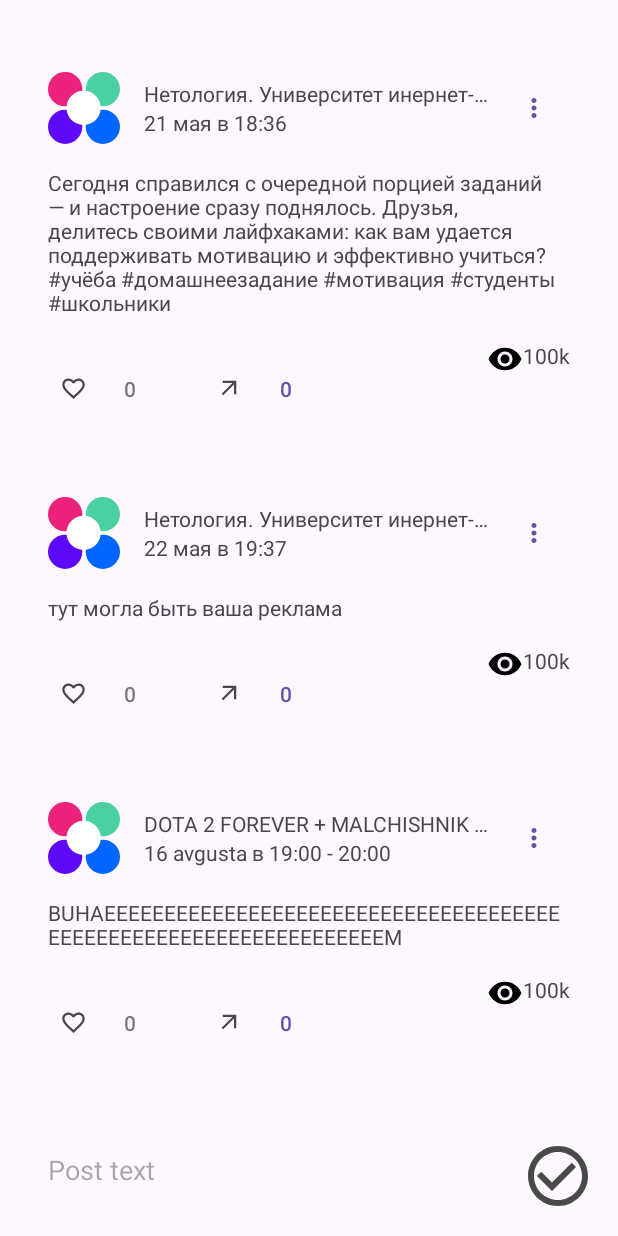
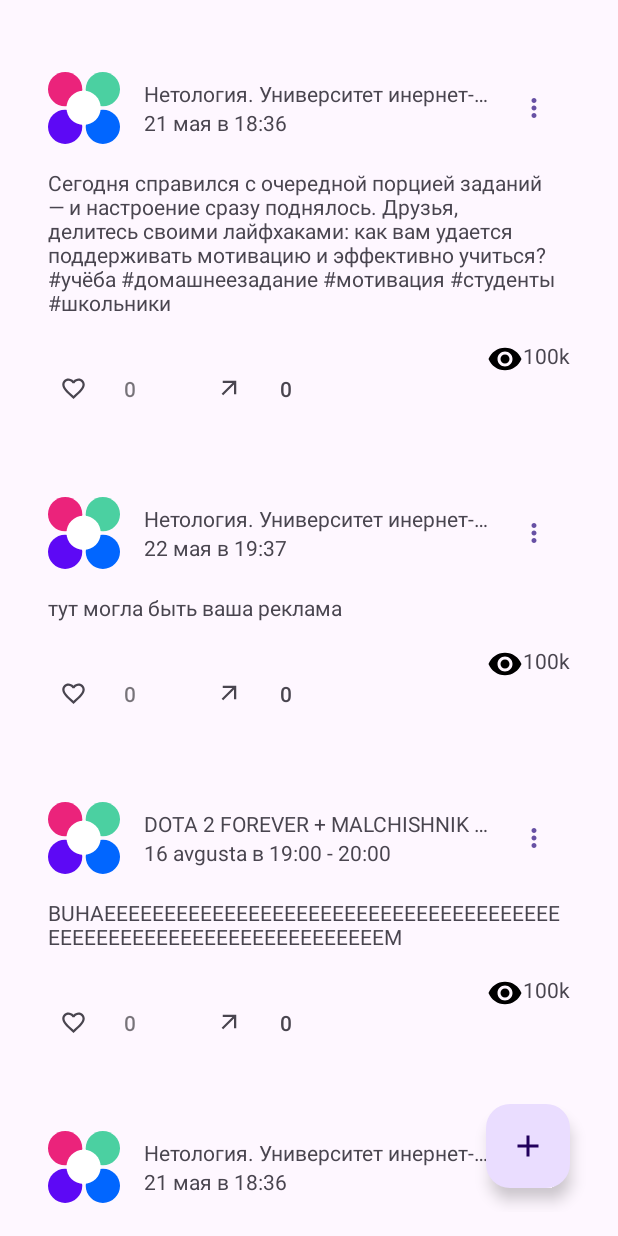
Before and after one commit to KhaustovTF/AndroidRep, an Android app: the screen it shows after launch (MainActivity), on a phone screen of 412 x 824 dp. Run offline under Robolectric (Android 15) with nearby library versions, the phone set to English and light mode, and no system bars.

Commit message:
lection update

```diff
--- /dev/null
+++ b/app/src/main/java/ru/netology/myapp/NewPostResultContract.kt
@@ -0,0 +1,23 @@
+package ru.netology.myapp
+
+import android.content.Context
+import android.content.Intent
+import androidx.activity.result.contract.ActivityResultContract
+
+class NewPostResultContract : ActivityResultContract<Unit, String?>(){
+    override fun createIntent(
+        context: Context,
+        input: Unit
+    ): Intent {
+        return Intent(context, NewPostActivity::class.java)
+    }
+
+    override fun parseResult(
+        resultCode: Int,
+        intent: Intent?
+    ): String? {
+        val result = return intent?.getStringExtra(Intent.EXTRA_TEXT)
+        return result
+    }
+
+}
--- /dev/null
+++ b/app/src/main/res/drawable/baseline_add_24.xml
@@ -0,0 +1,5 @@
+<vector xmlns:android="http://schemas.android.com/apk/res/android" android:height="24dp" android:tint="#494949" android:viewportHeight="24" android:viewportWidth="24" android:width="24dp">
+
+    <path android:fillColor="@android:color/white" android:pathData="M19,13h-6v6h-2v-6H5v-2h6V5h2v6h6v2z"/>
+
+</vector>
--- a/app/src/main/res/layout/activity_main.xml
+++ b/app/src/main/res/layout/activity_main.xml
@@ -15,88 +15,19 @@
     <androidx.recyclerview.widget.RecyclerView
         android:id="@+id/list"
         android:layout_width="match_parent"
-        android:layout_height="0dp"
+        android:layout_height="match_parent"
         app:layoutManager="androidx.recyclerview.widget.LinearLayoutManager"
-        app:layout_constraintBottom_toTopOf="@id/content"
         app:layout_constraintEnd_toEndOf="parent"
         app:layout_constraintStart_toStartOf="parent"
         app:layout_constraintTop_toTopOf="parent"
         tools:listitem="@layout/card_post" />
 
-
-    <androidx.constraintlayout.widget.ConstraintLayout
-        android:id="@+id/edit_text_constraint"
-        android:layout_width="match_parent"
-        android:layout_height="wrap_content"
-        android:background="@color/white"
-        app:layout_constraintBottom_toTopOf="@+id/barrier">
-
-        <androidx.constraintlayout.widget.Group
-            android:id="@+id/edit_group"
-            android:layout_width="wrap_content"
-            android:layout_height="wrap_content"
-            android:visibility="gone"
-            app:constraint_referenced_ids="edit_text_main, edit_text_not_main, cancel_edit, edit_text_constraint"/>
-
-
-        <TextView
-            android:id="@+id/edit_text_main"
-            android:layout_width="wrap_content"
-            android:layout_height="wrap_content"
-            tools:ignore="MissingConstraints"
-            android:text="@string/edit_text"
-            android:textColor="@color/black"
-
-            app:layout_constraintBottom_toTopOf="@+id/edit_text_not_main"/>
-
-        <TextView
-            android:id="@+id/edit_text_not_main"
-            android:layout_width="wrap_content"
-            android:layout_height="wrap_content"
-            android:text="@string/edit_text_not_main"
-
-            app:layout_constraintTop_toBottomOf="@+id/edit_text_main"
-            tools:ignore="MissingConstraints" />
-
-        <ImageButton
-            android:id="@+id/cancel_edit"
-            android:layout_width="wrap_content"
-            android:layout_height="wrap_content"
-            android:background="@android:color/transparent"
-            android:src="@drawable/baseline_content_cut_24"
-
-            app:layout_constraintBottom_toBottomOf="parent"
-            app:layout_constraintEnd_toEndOf="parent"/>
-    </androidx.constraintlayout.widget.ConstraintLayout>
-
-    <androidx.constraintlayout.widget.Barrier
-        android:id="@+id/barrier"
+    <com.google.android.material.floatingactionbutton.FloatingActionButton
+        android:id="@+id/fab"
         android:layout_width="wrap_content"
         android:layout_height="wrap_content"
-        app:barrierDirection="top"
-        app:constraint_referenced_ids="save, content" />
-
-    <EditText
-        android:id="@+id/content"
-        android:layout_width="0dp"
-        android:layout_height="wrap_content"
-        android:background="@android:color/transparent"
-        android:hint="@string/post_text"
-        android:inputType="textMultiLine"
-        android:minWidth="8dp"
-        android:padding="16dp"
+        android:src="@drawable/baseline_add_24"
         app:layout_constraintBottom_toBottomOf="parent"
-        app:layout_constraintEnd_toStartOf="@+id/save"
-        app:layout_constraintStart_toStartOf="parent" />
-
-    <ImageButton
-        android:id="@+id/save"
-        android:layout_width="wrap_content"
-        android:layout_height="wrap_content"
-        android:background="@android:color/transparent"
-        android:src="@drawable/baseline_check_circle_outline_24"
-        app:layout_constraintBottom_toBottomOf="parent"
-        app:layout_constraintEnd_toEndOf="parent" />
-
-
-</androidx.constraintlayout.widget.ConstraintLayout>
+        app:layout_constraintEnd_toEndOf="parent"
+        android:layout_margin="@dimen/common_spacing"/>
+    </androidx.constraintlayout.widget.ConstraintLayout>
--- a/app/src/main/res/layout/card_post.xml
+++ b/app/src/main/res/layout/card_post.xml
@@ -114,7 +114,8 @@
         android:background="@android:color/transparent"
         app:layout_constraintStart_toEndOf="@+id/like_button"
         app:layout_constraintTop_toBottomOf="@+id/posts_content"
-        app:icon="@drawable/outline_arrow_outward_24" />
+        app:icon="@drawable/outline_arrow_outward_24"
+        android:textColor="@color/grey"/>
 
 
     <ImageView
--- a/app/src/main/res/values-night/strings.xml
+++ b/app/src/main/res/values-night/strings.xml
@@ -1,4 +1,5 @@
 <?xml version="1.0" encoding="utf-8"?>
 <resources>
     <string name="like">Like</string>
+    <string name="error_empty_content">Content is can\'t be empty</string>
 </resources>
--- a/app/src/main/res/values/colors.xml
+++ b/app/src/main/res/values/colors.xml
@@ -3,4 +3,5 @@
     <color name="black">#FF000000</color>
     <color name="white">#FFFFFFFF</color>
     <color name="red">#FF0000</color>
+    <color name="grey">#49454F</color>
 </resources>
--- a/app/src/main/res/values/strings.xml
+++ b/app/src/main/res/values/strings.xml
@@ -8,6 +8,7 @@
     <string name="edit_text">Edit message</string>
     <string name="edit_text_not_main">Text</string>
     <string name="like">Like</string>
+    <string name="error_empty_content">Content is can\'t be empty</string>
 
 
 </resources>
```
Also changed, not shown: app/src/main/AndroidManifest.xml (+14 -0 lines), app/src/main/java/ru/netology/myapp/MainActivity.kt (+59 -41 lines), app/src/main/java/ru/netology/myapp/NewPostActivity.kt (added, +26 -0 lines), app/src/main/java/ru/netology/myapp/intentHandlerActivity.kt (added, +36 -0 lines), app/src/main/res/layout/ac_intent_handler.xml (added, +10 -0 lines), app/src/main/res/layout/ac_new_post.xml (added, +35 -0 lines), 1 other file.
